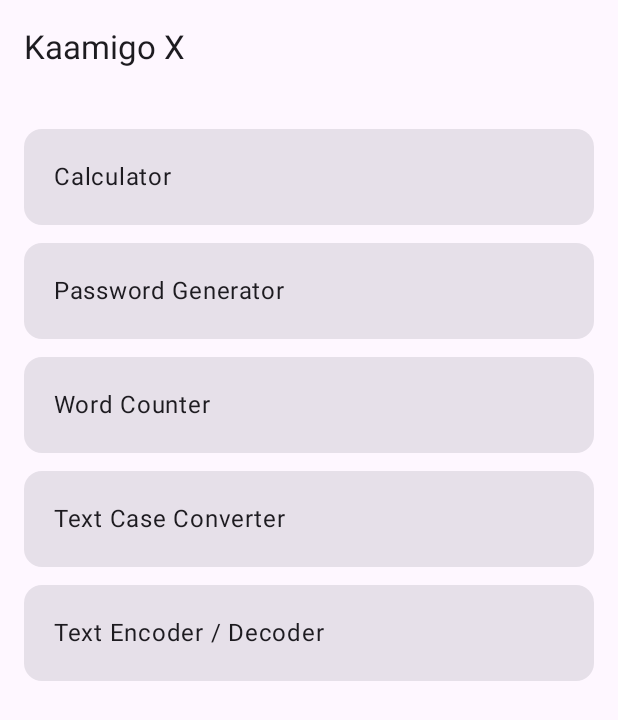
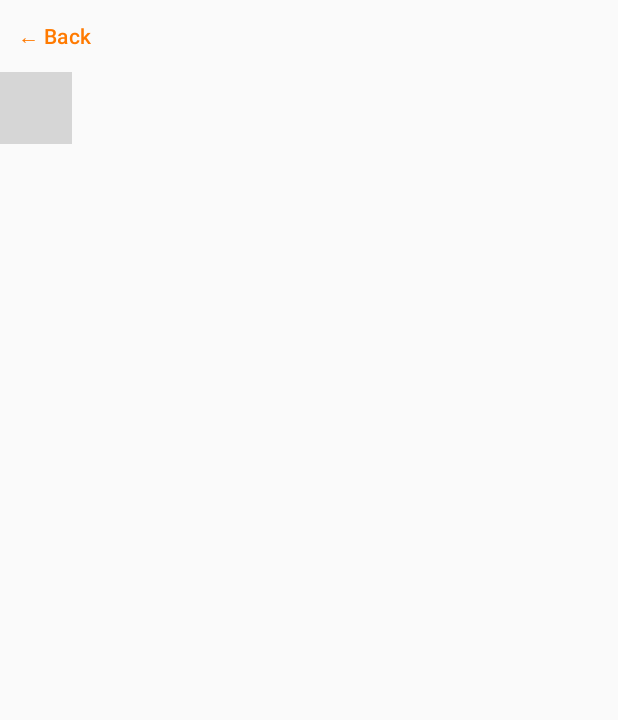
Before and after one commit to kunjamharish43-png/KaamigoX, an Android app built with Jetpack Compose: the screen it shows after launch (MainActivity), after a tap on "Word Counter", on a phone screen of 412 x 824 dp. Shown: the top 720 px of the screen. Run offline under Robolectric (Android 15) with nearby library versions, the phone set to English and light mode, and no system bars; 1 statement that could not run was skipped; grey boxes are pictures that could not be loaded.

Commit message:
Reorder tools and add Word Counter handling

```diff
--- a/app/src/main/java/com/kaamigox/app/MainActivity.kt
+++ b/app/src/main/java/com/kaamigox/app/MainActivity.kt
@@ -35,8 +35,8 @@ fun KaamigoApp() {
 
     val tools = listOf(
         "Calculator",
+        "Word Counter",
         "Password Generator",
-        "Word Counter",
         "Text Case Converter",
         "Text Encoder / Decoder"
     )
@@ -47,6 +47,13 @@ fun KaamigoApp() {
                 Text("← Back")
             }
             CalculatorTool()
+        }
+    } else if (selectedTool == "Word Counter") {
+        Column {
+            TextButton(onClick = { selectedTool = "" }) {
+                Text("← Back")
+            }
+            WordCounterTool()
         }
     } else {
         Scaffold(
```
